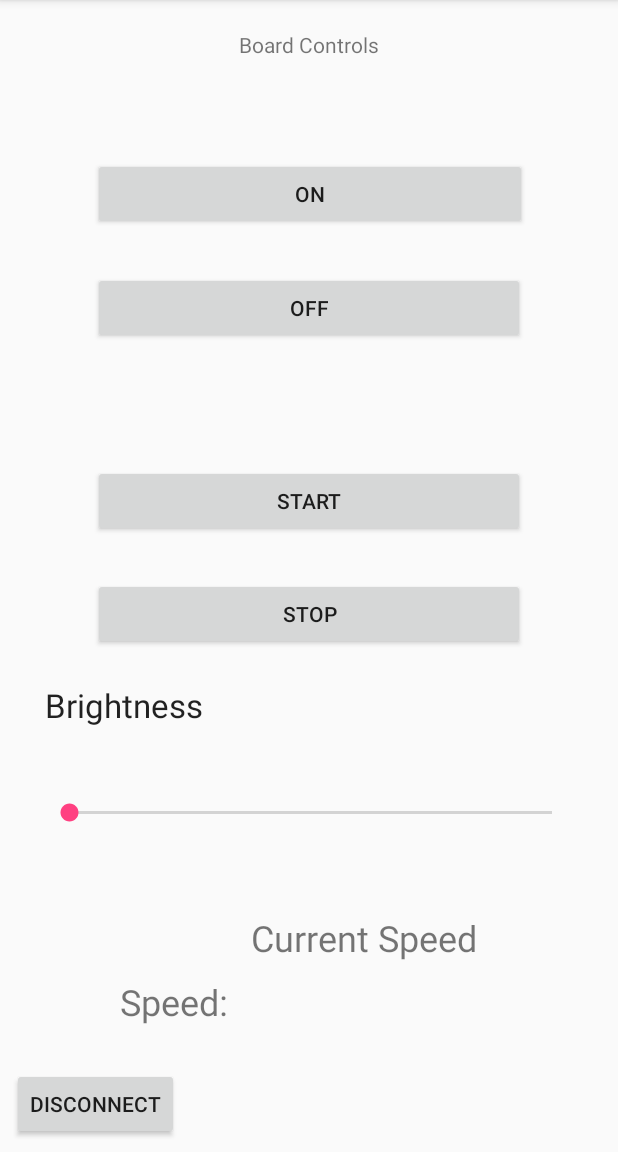
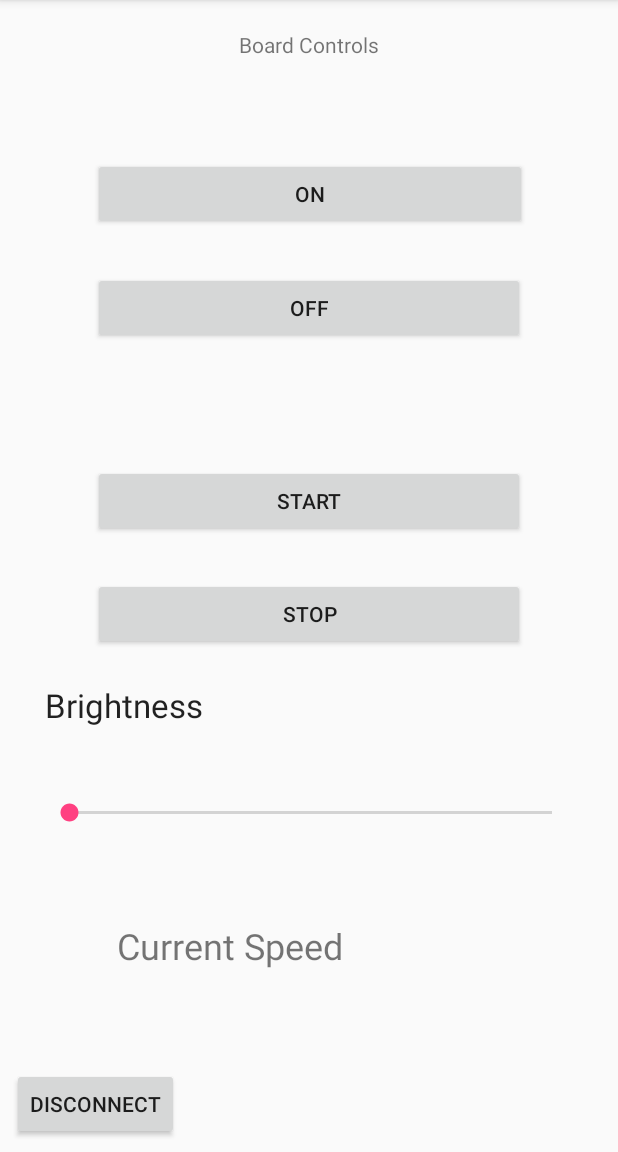
Before and after one commit to AnthonyJeffreyHo/Capstone-M3, an Android app: the screen it shows after launch (BoardControls), on a phone screen of 412 x 824 dp, the part 84-1236 px from its top. Run offline under Robolectric (Android 15) with nearby library versions, the phone set to English and light mode, and no system bars.

Commit message:
Implemented a Speed Tracker

```diff
--- a/app/src/main/java/edu/temple/ollycontroller/BoardControls.java
+++ b/app/src/main/java/edu/temple/ollycontroller/BoardControls.java
@@ -57,14 +57,14 @@ public class BoardControls extends AppCompatActivity {
         super.onCreate(savedInstanceState);
         setContentView(R.layout.activity_board_controls);
 
-
+        //------------------------------------Start of Speed Tracking------------------------------------
         TextView speed_textview = (TextView) findViewById(R.id.speed_textview);
         LocationManager lm = (LocationManager) getSystemService(LOCATION_SERVICE);
 
         LocationListener ll = new LocationListener() {
             @Override
             public void onLocationChanged(Location location) {
-                speed_textview.setText(getSpeed(location) + "");
+                speed_textview.setText("Current Speed: " + getSpeed(location) + " M/S");
             }
 
             @Override
@@ -94,6 +94,8 @@ public class BoardControls extends AppCompatActivity {
             return;
         }
         lm.requestLocationUpdates(LocationManager.GPS_PROVIDER, 100, 1, ll);
+
+        //------------------------------------End of Speed Tracking------------------------------------
 
 
         Random rng = new Random();
--- a/app/src/main/res/layout/activity_board_controls.xml
+++ b/app/src/main/res/layout/activity_board_controls.xml
@@ -180,23 +180,6 @@
         android:layout_above="@+id/seekBar" />
 
     <TextView
-        android:id="@+id/textView4"
-        android:layout_width="wrap_content"
-        android:layout_height="wrap_content"
-        android:layout_marginBottom="84dp"
-        android:layout_marginEnd="8dp"
-        android:layout_marginStart="8dp"
-        android:layout_marginTop="8dp"
-        android:text="Speed:"
-        android:textSize="24sp"
-        app:layout_constraintBottom_toBottomOf="parent"
-        app:layout_constraintEnd_toEndOf="parent"
-        app:layout_constraintHorizontal_bias="0.222"
-        app:layout_constraintStart_toStartOf="parent"
-        app:layout_constraintTop_toTopOf="parent"
-        app:layout_constraintVertical_bias="1.0" />
-
-    <TextView
         android:id="@+id/speed_textview"
         android:layout_width="wrap_content"
         android:layout_height="wrap_content"
@@ -208,10 +191,10 @@
         android:textSize="24sp"
         app:layout_constraintBottom_toBottomOf="parent"
         app:layout_constraintEnd_toEndOf="parent"
-        app:layout_constraintHorizontal_bias="0.649"
+        app:layout_constraintHorizontal_bias="0.285"
         app:layout_constraintStart_toStartOf="parent"
         app:layout_constraintTop_toTopOf="parent"
-        app:layout_constraintVertical_bias="0.835" />
+        app:layout_constraintVertical_bias="0.842" />
 
 
 </android.support.constraint.ConstraintLayout>
```
